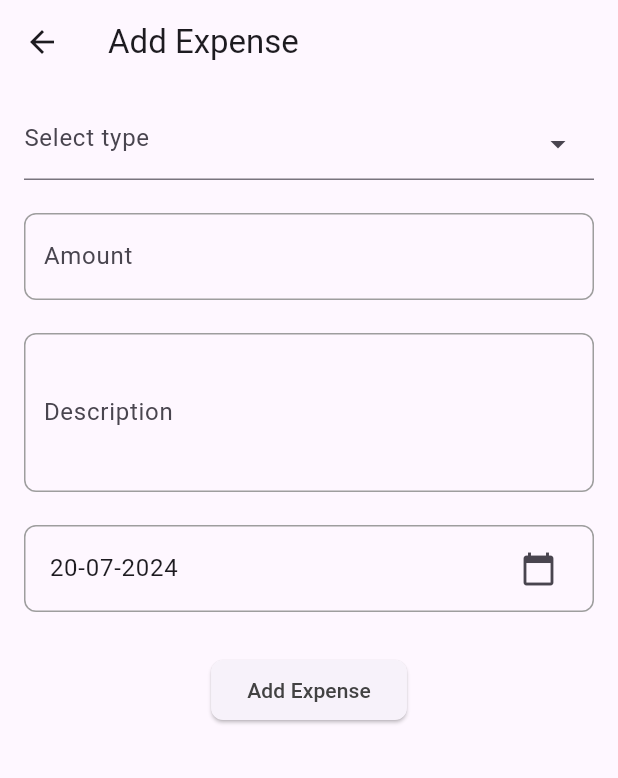
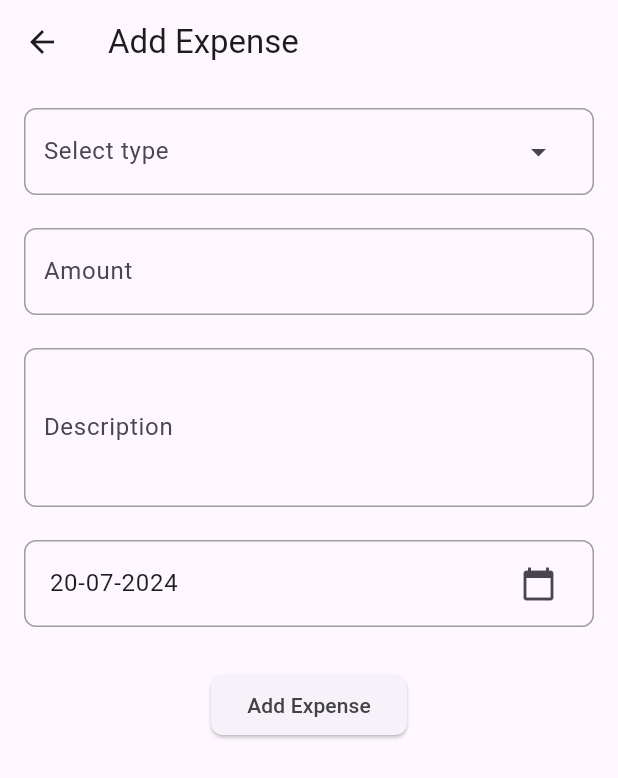
Before and after one commit to fahad7tt/expense_tracker, a Flutter app: the AddExpensePage screen opened directly, on a phone screen of 412 x 824 dp. Shown: the top 778 px of the screen. Run offline on Flutter 3.47's test engine with Material 3 defaults, Android fonts, the phone set to English and light mode, and no system bars; our stand-ins replace flutter_slidable, get_it, hive, hive_flutter; accounts and stored records are empty.

Commit message:
style: decoration box added for type field

```diff
--- a/lib/presentation/widgets/type_picker/type_picker.dart
+++ b/lib/presentation/widgets/type_picker/type_picker.dart
@@ -11,11 +11,19 @@ class TypePicker extends StatelessWidget {
     return ValueListenableBuilder<String?>(
       valueListenable: selectedType,
       builder: (context, value, child) {
-        return TextFormField(
+        return Container(
+          decoration: BoxDecoration(
+            border: Border.all(color: Colors.grey),
+            borderRadius: BorderRadius.circular(8.0),
+          ),
+          padding: const EdgeInsets.symmetric(horizontal: 12.0),
+          child: TextFormField(
             readOnly: true,
             decoration: const InputDecoration(
               hintText: 'Select type',
               suffixIcon: Icon(Icons.arrow_drop_down),
+              border: InputBorder.none,
+              contentPadding: EdgeInsets.symmetric(vertical: 16.0),
             ),
             onTap: () async {
               final selected = await _showTypeBottomSheet(context);
@@ -24,6 +32,7 @@ class TypePicker extends StatelessWidget {
               }
             },
             controller: TextEditingController(text: value),
+          ),
         );
       },
     );
```
Also changed, not shown: lib/core/utils/validation/form_validation.dart (line endings or trailing spaces). Lines whose indentation alone changed are shown as unchanged.
